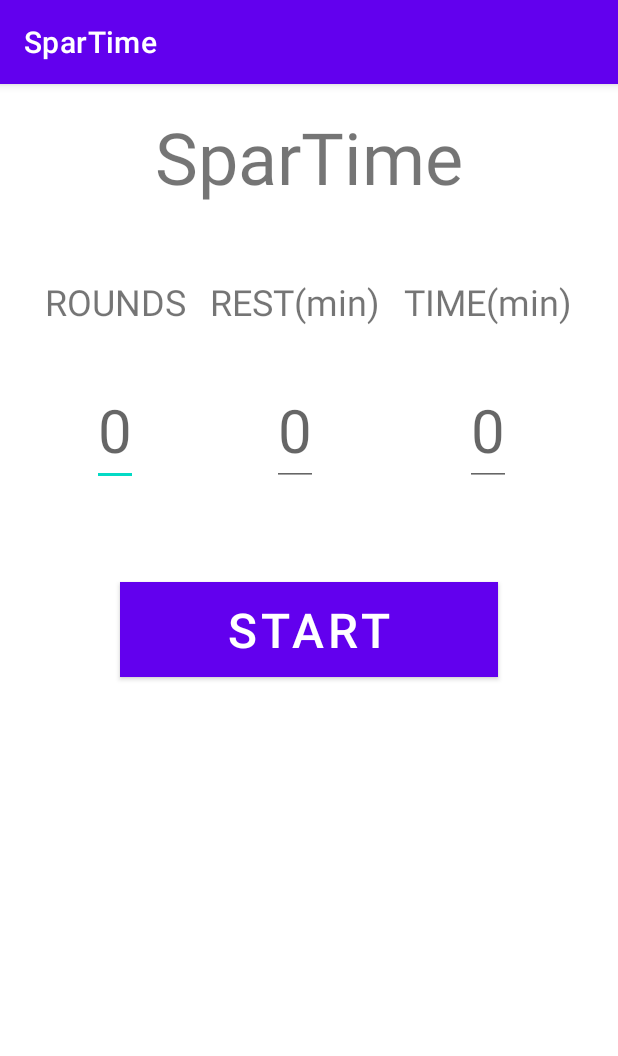
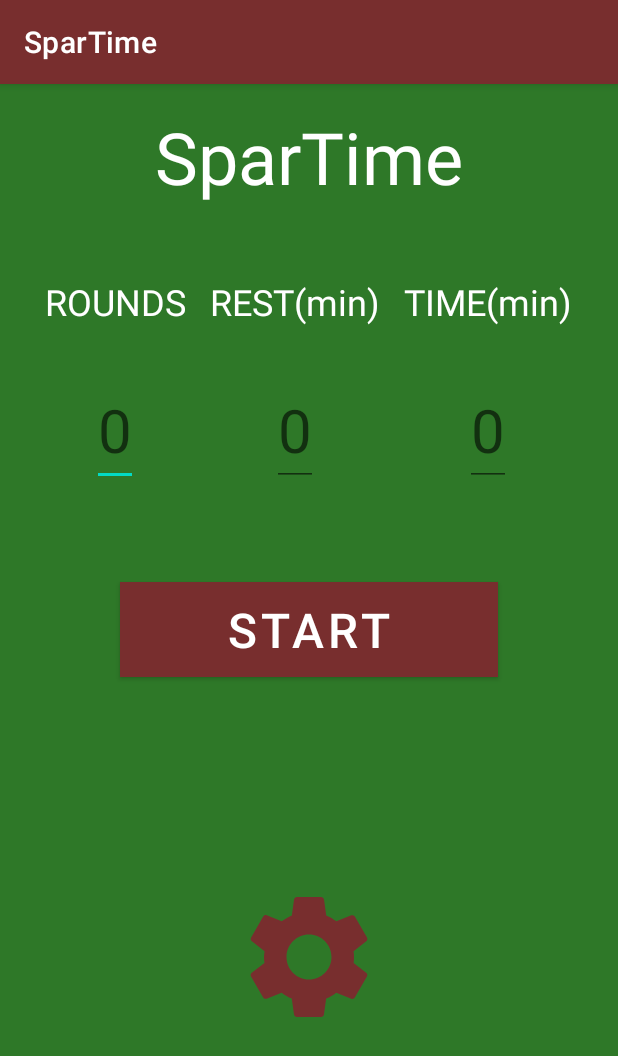
Before and after one commit to FiGo123/SparTime, an Android app: the screen it shows after launch (MainActivity), on a phone screen of 412 x 824 dp. Shown: the top 1056 px of the screen. Run offline under Robolectric (Android 15) with nearby library versions, the phone set to English and light mode, and no system bars.

Commit message:
Add settings fragment with basic functionalities

```diff
--- a/app/src/main/java/com/example/spartime/First.kt
+++ b/app/src/main/java/com/example/spartime/First.kt
@@ -12,7 +12,6 @@ import androidx.fragment.app.Fragment
 import androidx.fragment.app.activityViewModels
 import androidx.navigation.findNavController
 import com.example.spartime.databinding.FragmentFirstBinding
-import com.example.spartime.databinding.FragmentSecondBinding
 import com.example.spartime.viewmodel.MainViewModel
 
 /**
@@ -21,7 +20,7 @@ import com.example.spartime.viewmodel.MainViewModel
  * create an instance of this fragment.
  */
 class First : Fragment() {
-    private lateinit var bindingRoundFragment : FragmentSecondBinding
+    private lateinit var bindingRoundFragment : FragmentFirstBinding
     var round = 0
     var rest = 0
     var time = 0
@@ -39,9 +38,15 @@ class First : Fragment() {
         val view = inflater.inflate(R.layout.fragment_first, container, false)
         val binding= FragmentFirstBinding.inflate(layoutInflater)
         val startBtn: Button = view.findViewById(R.id.first_fragment_start_btn)
+        val settingsBtn: Button = view.findViewById(R.id.btn_settings)
 
         startBtn.setOnClickListener {
             it.findNavController().navigate(R.id.action_first_to_second)
+        }
+        settingsBtn.setOnClickListener {
+            println("kabib")
+
+            it.findNavController().navigate(R.id.action_first_to_settings)
         }
         mainViewModel.numOfRounds.value = 0
         mainViewModel.currentRound.value = 0
@@ -55,6 +60,7 @@ class First : Fragment() {
 
 
     private fun setupListeners(binding: FragmentFirstBinding, view: View){
+
         val edtxtRound: EditText = view.findViewById(R.id.fragment_first_edtxt_round)
         edtxtRound.addTextChangedListener(object : TextWatcher {
             override fun afterTextChanged(s: Editable?) {
--- /dev/null
+++ b/app/src/main/res/drawable/baseline_settings_24.xml
@@ -0,0 +1,5 @@
+<vector android:height="84dp" android:tint="#782E2E"
+    android:viewportHeight="24" android:viewportWidth="24"
+    android:width="84dp" xmlns:android="http://schemas.android.com/apk/res/android">
+    <path android:fillColor="@android:color/white" android:pathData="M19.14,12.94c0.04,-0.3 0.06,-0.61 0.06,-0.94c0,-0.32 -0.02,-0.64 -0.07,-0.94l2.03,-1.58c0.18,-0.14 0.23,-0.41 0.12,-0.61l-1.92,-3.32c-0.12,-0.22 -0.37,-0.29 -0.59,-0.22l-2.39,0.96c-0.5,-0.38 -1.03,-0.7 -1.62,-0.94L14.4,2.81c-0.04,-0.24 -0.24,-0.41 -0.48,-0.41h-3.84c-0.24,0 -0.43,0.17 -0.47,0.41L9.25,5.35C8.66,5.59 8.12,5.92 7.63,6.29L5.24,5.33c-0.22,-0.08 -0.47,0 -0.59,0.22L2.74,8.87C2.62,9.08 2.66,9.34 2.86,9.48l2.03,1.58C4.84,11.36 4.8,11.69 4.8,12s0.02,0.64 0.07,0.94l-2.03,1.58c-0.18,0.14 -0.23,0.41 -0.12,0.61l1.92,3.32c0.12,0.22 0.37,0.29 0.59,0.22l2.39,-0.96c0.5,0.38 1.03,0.7 1.62,0.94l0.36,2.54c0.05,0.24 0.24,0.41 0.48,0.41h3.84c0.24,0 0.44,-0.17 0.47,-0.41l0.36,-2.54c0.59,-0.24 1.13,-0.56 1.62,-0.94l2.39,0.96c0.22,0.08 0.47,0 0.59,-0.22l1.92,-3.32c0.12,-0.22 0.07,-0.47 -0.12,-0.61L19.14,12.94zM12,15.6c-1.98,0 -3.6,-1.62 -3.6,-3.6s1.62,-3.6 3.6,-3.6s3.6,1.62 3.6,3.6S13.98,15.6 12,15.6z"/>
+</vector>
--- a/app/src/main/res/layout/activity_main.xml
+++ b/app/src/main/res/layout/activity_main.xml
@@ -4,7 +4,8 @@
     xmlns:tools="http://schemas.android.com/tools"
     android:layout_width="match_parent"
     android:layout_height="match_parent"
-    tools:context=".MainActivity">
+    tools:context=".MainActivity"
+    android:background="#2E7828">
 
 
     <androidx.fragment.app.FragmentContainerView
--- a/app/src/main/res/layout/fragment_first.xml
+++ b/app/src/main/res/layout/fragment_first.xml
@@ -14,6 +14,7 @@
         android:layout_marginTop="32dp"
         android:text="SparTime"
         android:textSize="48dp"
+        android:textColor="@color/white"
         android:gravity="center_horizontal"/>
 
 
@@ -25,6 +26,7 @@
         app:layout_constraintStart_toStartOf="parent"
         app:layout_constraintEnd_toEndOf="parent"
         android:orientation="horizontal"
+
         android:gravity="center_horizontal"
         android:layout_marginTop="40dp"
         >
@@ -36,6 +38,7 @@
                 android:layout_width="wrap_content"
                 android:layout_height="wrap_content"
                 android:text="ROUNDS"
+                android:textColor="@color/white"
                 android:textSize="24dp"
                 android:layout_gravity="start"
                 android:layout_margin="8dp"
@@ -48,6 +51,7 @@
                 android:layout_height="wrap_content"
                 android:hint="0"
                 android:textSize="40dp"
+                android:textColor="@color/white"
                 android:layout_gravity="center_horizontal"
                 android:inputType="number"
                 android:layout_marginTop="24dp"
@@ -63,6 +67,7 @@
                 android:layout_width="wrap_content"
                 android:layout_height="wrap_content"
                 android:text="REST(min)"
+                android:textColor="@color/white"
                 android:textSize="24dp"
                 android:layout_gravity="center_horizontal"
                 android:layout_margin="8dp"
@@ -75,6 +80,7 @@
                 android:layout_height="wrap_content"
                 android:hint="0"
                 android:textSize="40dp"
+                android:textColor="@color/white"
                 android:layout_gravity="center_horizontal"
                 android:inputType="number"
                 android:layout_marginTop="24dp"
@@ -91,6 +97,7 @@
                 android:layout_width="wrap_content"
                 android:layout_height="wrap_content"
                 android:text="TIME(min)"
+                android:textColor="@color/white"
                 android:textSize="24dp"
                 android:layout_gravity="center_horizontal"
                 android:layout_margin="8dp"
@@ -101,6 +108,7 @@
                 android:layout_width="wrap_content"
                 android:layout_height="wrap_content"
                 android:hint="0"
+                android:textColor="@color/white"
                 android:textSize="40dp"
                 android:layout_gravity="center_horizontal"
                 android:inputType="number"
@@ -124,4 +132,19 @@
         android:background="@color/black"
         />
 
+    <Button
+        android:layout_width="100dp"
+        android:layout_height="100dp"
+        android:id="@+id/btn_settings"
+        app:layout_constraintStart_toStartOf="parent"
+        app:layout_constraintEnd_toEndOf="parent"
+        app:layout_constraintTop_toBottomOf="@id/first_fragment_start_btn"
+        app:layout_constraintBottom_toBottomOf="parent"
+        android:background="@drawable/baseline_settings_24"
+        android:orientation="horizontal"/>
+
+        <!-- Your other views here -->
+
+
+
 </androidx.constraintlayout.widget.ConstraintLayout>
--- a/app/src/main/res/layout/fragment_rest.xml
+++ b/app/src/main/res/layout/fragment_rest.xml
@@ -5,7 +5,7 @@
     xmlns:app="http://schemas.android.com/apk/res-auto"
     android:layout_width="match_parent"
     android:layout_height="match_parent"
-    android:background="#4285F4">
+    android:background="#782E2E">
     <TextView
         android:id="@+id/titleTextView"
         android:layout_width="wrap_content"
@@ -36,6 +36,7 @@
 
 
     <Button
+        app:backgroundTint="@null"
         android:id="@+id/btnRestStop"
         android:layout_width="match_parent"
         android:layout_height="80dp"
@@ -45,7 +46,8 @@
         android:layout_marginTop="96dp"
         android:layout_marginStart="64dp"
         android:layout_marginEnd="64dp"
+        android:background="#808080"
         android:text="STOP"
-        android:textSize="40dp"
+        android:textSize="40sp"
         />
 </androidx.constraintlayout.widget.ConstraintLayout>
--- a/app/src/main/res/layout/fragment_second.xml
+++ b/app/src/main/res/layout/fragment_second.xml
@@ -10,6 +10,7 @@
         app:layout_constraintStart_toStartOf="parent"
         app:layout_constraintEnd_toEndOf="parent"
         android:layout_marginTop="16dp"
+        android:textColor="@color/white"
         android:layout_width="wrap_content"
         android:layout_height="wrap_content"
         android:textSize="60dp"
@@ -19,6 +20,7 @@
         android:id="@+id/timeCounter"
         android:layout_width="wrap_content"
         android:layout_height="wrap_content"
+        android:textColor="@color/white"
         android:layout_marginTop="60dp"
         android:text="00:00"
         android:textSize="84dp"
--- a/app/src/main/res/navigation/nav_graph.xml
+++ b/app/src/main/res/navigation/nav_graph.xml
@@ -13,6 +13,9 @@
         <action
             android:id="@+id/action_first_to_second"
             app:destination="@id/second" />
+        <action
+            android:id="@+id/action_first_to_settings"
+            app:destination="@id/settings" />
     </fragment>
     <fragment
         android:id="@+id/second"
@@ -35,4 +38,13 @@
             android:id="@+id/action_rest_to_second"
             app:destination="@id/second" />
     </fragment>
+    <fragment
+        android:id="@+id/settings"
+        android:name="com.example.spartime.Settings"
+        android:label="Settings"
+        tools:layout="@layout/fragment_settings">>
+        <action
+            android:id="@+id/action_settings_to_first"
+            app:destination="@id/first" />
+    </fragment>/>
 </navigation>
--- a/app/src/main/res/values/themes.xml
+++ b/app/src/main/res/values/themes.xml
@@ -2,8 +2,8 @@
     <!-- Base application theme. -->
     <style name="Theme.SparTime" parent="Theme.MaterialComponents.DayNight.DarkActionBar">
         <!-- Primary brand color. -->
-        <item name="colorPrimary">@color/purple_500</item>
-        <item name="colorPrimaryVariant">@color/purple_700</item>
+        <item name="colorPrimary">#782E2E</item>
+        <item name="colorPrimaryVariant">#782E2E</item>
         <item name="colorOnPrimary">@color/white</item>
         <!-- Secondary brand color. -->
         <item name="colorSecondary">@color/teal_200</item>
```
Also changed, not shown: app/src/main/java/com/example/spartime/Settings.kt (added, +67 -0 lines), app/src/main/res/layout/fragment_settings.xml (added, +100 -0 lines).
